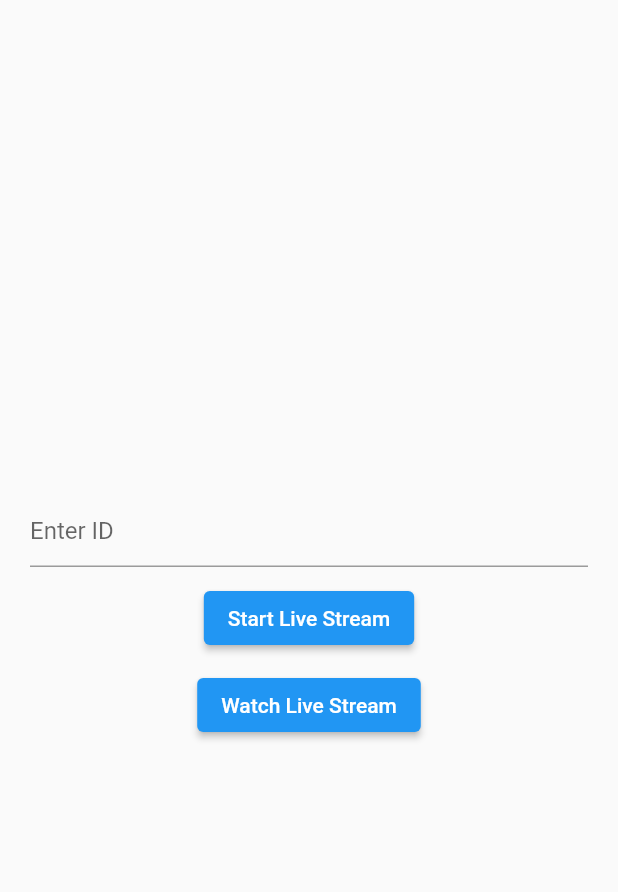
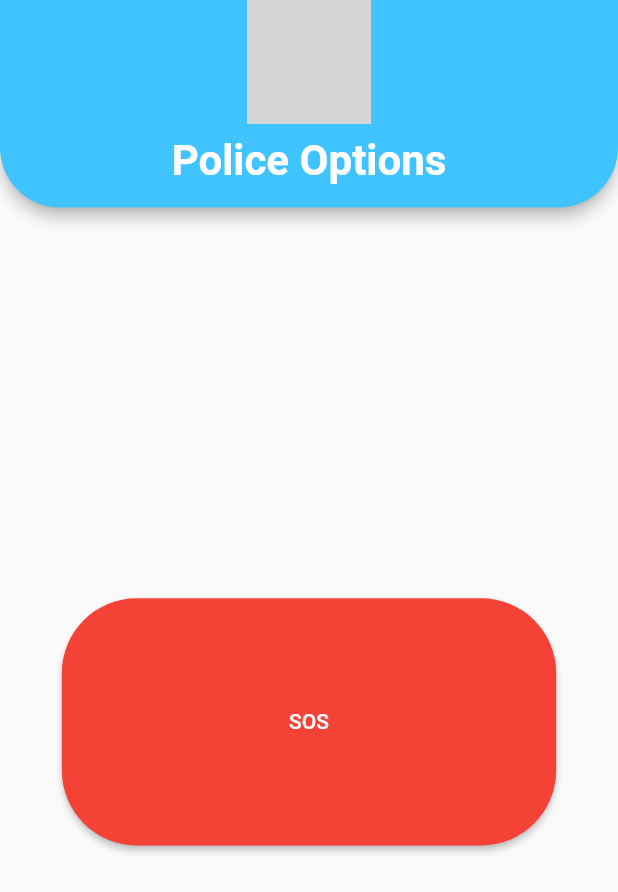
Before and after one commit to hammadalive7/public_emergency_app, a Flutter app: the LiveStreamUser screen opened directly, on a phone screen of 412 x 824 dp. Shown: the top 892 px of the screen. Run offline on Flutter 3.47's test engine with Material 2 defaults, Android fonts, the light colour scheme and no system bars; our stand-ins replace curved_navigation_bar, firebase_auth, firebase_core, firebase_database, geocoding, geolocator and 5 more; missing offline and left inert: flutter_sms, zego_uikit_prebuilt_live_streaming; accounts and stored records are empty; grey boxes are pictures that could not be loaded.

```diff
--- a/lib/Features/User/Screens/LiveStreaming/live_streaming.dart
+++ b/lib/Features/User/Screens/LiveStreaming/live_streaming.dart
@@ -1,5 +1,8 @@
+import 'package:firebase_database/firebase_database.dart';
 import 'package:flutter/material.dart';
+import 'package:geolocator/geolocator.dart';
 import 'package:get/get.dart';
+import 'package:public_emergency_app/Features/User/Controllers/session_controller.dart';
 
 import 'live_stream.dart';
 
@@ -11,46 +14,105 @@ class LiveStreamUser extends StatefulWidget {
 }
 
 final idController = TextEditingController();
+final sessionController = Get.put(SessionController());
 
 class _LiveStreamUserState extends State<LiveStreamUser> {
   @override
   Widget build(BuildContext context) {
-    return Container(
-      padding: const EdgeInsets.all(20),
+    return Scaffold(
+      appBar: AppBar(
+        backgroundColor: Colors.lightBlueAccent,
+        centerTitle: true,
+        automaticallyImplyLeading: false,
+        shape: const RoundedRectangleBorder(
+          borderRadius: BorderRadius.vertical(
+            bottom: Radius.circular(40),
+          ),
+        ),
+        bottom: PreferredSize(
+            preferredSize: Size.fromHeight(Get.height * 0.1),
+            child: Container(
+              padding: const EdgeInsets.only(bottom: 15),
+              child: Column(
+                children: [
+                  Row(
+                    mainAxisAlignment: MainAxisAlignment.center,
+                    children: [
+                      Image(
+                          image: const AssetImage(
+                              "assets/logos/emergencyAppLogo.png"),
+                          height: Get.height * 0.1),
+                    ],
+                  ),
+                  Container(
+                    margin: const EdgeInsets.only(top: 8),
+                    child: Column(
+                      crossAxisAlignment: CrossAxisAlignment.start,
+                      children: const [
+                        Text(
+                          "Police Options",
+                          style: TextStyle(
+                              fontSize: 28,
+                              fontWeight: FontWeight.w700,
+                              color: Colors.white),
+                        ),
+                      ],
+                    ),
+                  )
+                ],
+              ),
+            )),
+      ),
+      body: Padding(
+        padding: const EdgeInsets.all(8.0),
+        child: Center(
           child: Column(
             mainAxisAlignment: MainAxisAlignment.center,
+            crossAxisAlignment: CrossAxisAlignment.center,
             children: [
-          TextFormField(
-            controller: idController,
-            decoration: const InputDecoration(
-              hintText: 'Enter ID',
+              SizedBox(
+                width: Get.width * 0.8,
+                height: Get.height * 0.2,
+                child: ElevatedButton(
+                  style: ElevatedButton.styleFrom(
+                    backgroundColor: Colors.red,
+                    shape: RoundedRectangleBorder(
+                      borderRadius: BorderRadius.circular(50),
                     ),
                   ),
-          const SizedBox(
-            height: 10,
+                  onPressed: () {
+                    //save Current location to database
+                    saveCurrentLocation();
+                    jumpToLiveStream(
+                        context, sessionController.userid.toString(), true);
+                  },
+                  child: const Text("SOS"),
                 ),
-          ElevatedButton(
-            onPressed: () {
-              jumpToLiveStream(context, idController.text, true);
-            },
-            child: const Text('Start Live Stream'),
-          ),
-          const SizedBox(
-            height: 10,
-          ),
-          ElevatedButton(
-            onPressed: () {
-              jumpToLiveStream(context, idController.text, false);
-            },
-            child: const Text('Watch Live Stream'),
               ),
             ],
+          ),
+        ),
       ),
     );
   }
 
+  saveCurrentLocation() async {
+    //save Current location to database
+    final ref = FirebaseDatabase.instance.ref("sos/${sessionController.userid.toString()}");
+    await Geolocator.getCurrentPosition(
+        desiredAccuracy: LocationAccuracy.high).then((value) {
+      ref.set({
+        "lat": value.latitude.toString(),
+        "long": value.longitude.toString(),
+        "videoId": sessionController.userid.toString(),
+      });
+    });
+
+
+
+  }
   jumpToLiveStream(BuildContext context, String liveId, bool isHost) {
-    if (idController.text.isNotEmpty) {
+    if (liveId.isNotEmpty) {
       Navigator.push(
         context,
         MaterialPageRoute(
--- a/lib/Features/User/Screens/bottom_nav.dart
+++ b/lib/Features/User/Screens/bottom_nav.dart
@@ -65,29 +65,45 @@ class _NavBarState extends State<NavBar> {
   @override
   Widget build(BuildContext context) {
     if (userType == "Police") {
+     setState(() {
        screens = const [
          UserProfile(),
          PoliceDashboard(),
          UserDashboard(),
        ];
+     });
     } else if (userType == "Ambulance") {
+     setState(() {
        screens = const [
          UserProfile(),
          AmbulanceDashboard(),
          UserDashboard(),
        ];
+     });
     } else if (userType == "Fire") {
+      setState(() {
         screens = const [
           UserProfile(),
           FirefighterDashboard(),
           UserDashboard(),
         ];
+      });
     } else if (userType == "User") {
+      setState(() {
+        screens = const [
+          UserProfile(),
+          UserDashboard(),
+          LocationPage(),
+        ];
+      });
+    } else {
+      setState(() {
         screens = const [
           UserProfile(),
           UserDashboard(),
           LiveStreamUser(),
         ];
+      });
     }
     return Scaffold(
       bottomNavigationBar: CurvedNavigationBar(
```
Lines whose indentation alone changed are shown as unchanged.
